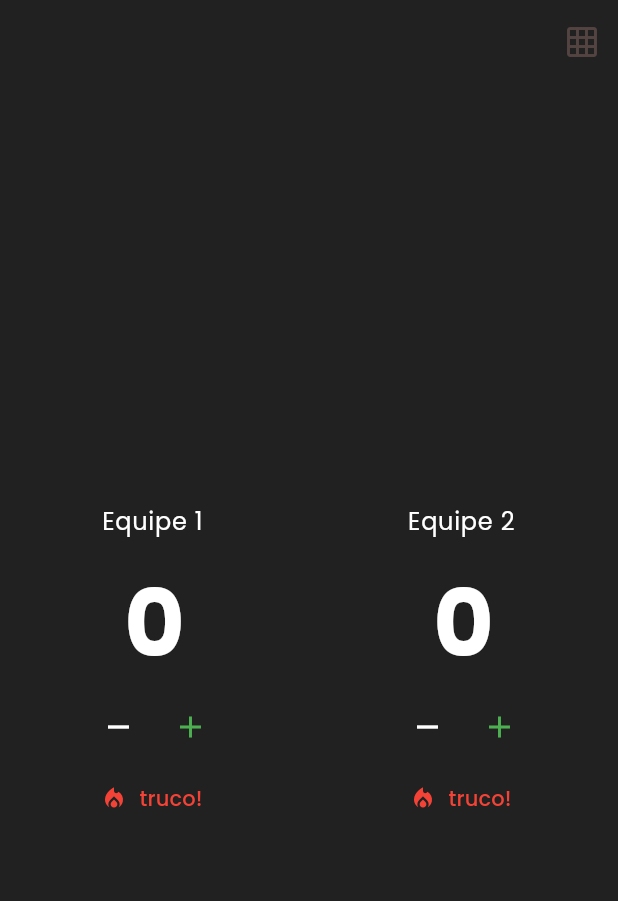
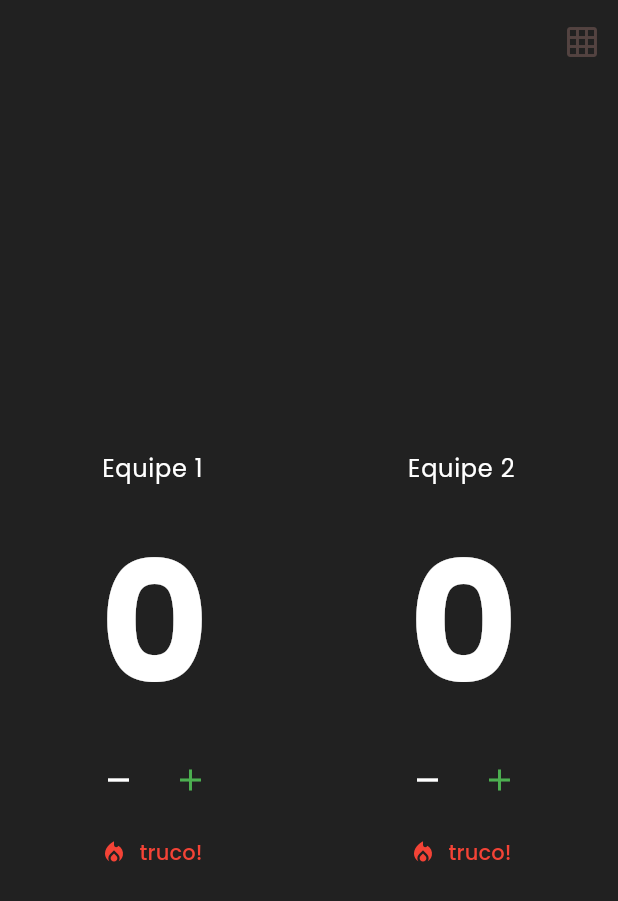
Before and after one commit to alessonjrt/marcatruco, a Flutter app: the screen it shows after launch, on a phone screen of 412 x 824 dp. Shown: the top 901 px of the screen. Run offline on Flutter 3.47's test engine with Material 3 defaults, Android fonts, the phone set to English and light mode, and no system bars; our stand-ins replace google_fonts, lottie.

Commit message:
added lottie animations

```diff
--- a/lib/features/score_board/score_board_controller.dart
+++ b/lib/features/score_board/score_board_controller.dart
@@ -37,8 +37,5 @@ class ScoreBoardController extends ChangeNotifier {
     }
   }
 
-  @override
-  void dispose() {
-    super.dispose();
-  }
+
 }
--- a/lib/features/score_board/score_board_screen.dart
+++ b/lib/features/score_board/score_board_screen.dart
@@ -26,7 +26,7 @@ class _ScoreBoardPageState extends State<ScoreBoardPage> {
         surfaceTintColor: Colors.transparent,
         actions: <Widget>[
           IconButton(
-            icon: Icon(Icons.grid_on),
+            icon: const Icon(Icons.grid_on),
             onPressed: () {},
           ),
         ],
--- a/lib/shared/widgets/score_widget.dart
+++ b/lib/shared/widgets/score_widget.dart
@@ -1,4 +1,5 @@
 import 'package:flutter/material.dart';
+import 'package:lottie/lottie.dart';
 
 class ScoreWidget extends StatefulWidget {
   final String teamName;
@@ -51,12 +52,19 @@ class _ScoreWidgetState extends State<ScoreWidget> {
                 ),
                 style: const TextStyle(color: Colors.white),
               ),
-              Text(
-                widget.score.toString(),
-                style: const TextStyle(
-                    color: Colors.white,
-                    fontWeight: FontWeight.bold,
-                    fontSize: 62),
+              Badge(
+                backgroundColor: Colors.transparent,
+                alignment: Alignment.centerRight,
+                isLabelVisible: widget.score >= 10,
+                offset: const Offset(2, 2),
+                label: Lottie.asset(width: 30, 'assets/animations/fire.json'),
+                child: Text(
+                  widget.score.toString(),
+                  style: const TextStyle(
+                      color: Colors.white,
+                      fontWeight: FontWeight.bold,
+                      fontSize: 112),
+                ),
               ),
               Row(
                 mainAxisAlignment: MainAxisAlignment.center,
--- a/pubspec.yaml
+++ b/pubspec.yaml
@@ -36,6 +36,7 @@ dependencies:
   # Use with the CupertinoIcons class for iOS style icons.
   cupertino_icons: ^1.0.8
   google_fonts: ^6.2.1
+  lottie: ^3.1.2
 
 dev_dependencies:
   flutter_test:
@@ -60,8 +61,8 @@ flutter:
   uses-material-design: true
 
   # To add assets to your application, add an assets section, like this:
-  # assets:
-  #   - images/a_dot_burr.jpeg
+  assets:
+    - assets/animations/fire.json
   #   - images/a_dot_ham.jpeg
 
   # An image asset can refer to one or more resolution-specific "variants", see
```
Also changed, not shown: assets/animations/fire.json (renamed from assets/fire.json), pubspec.lock, 3 other files.
